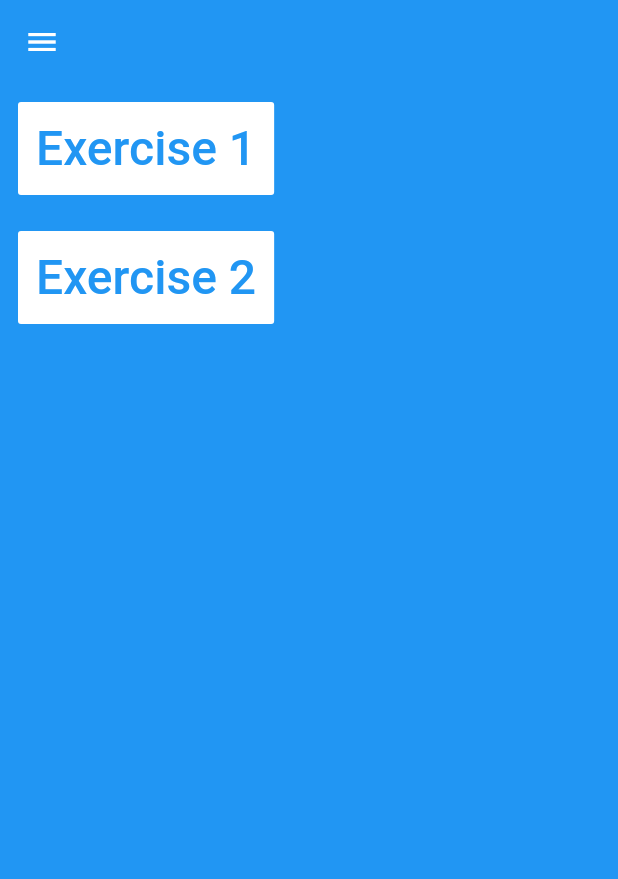
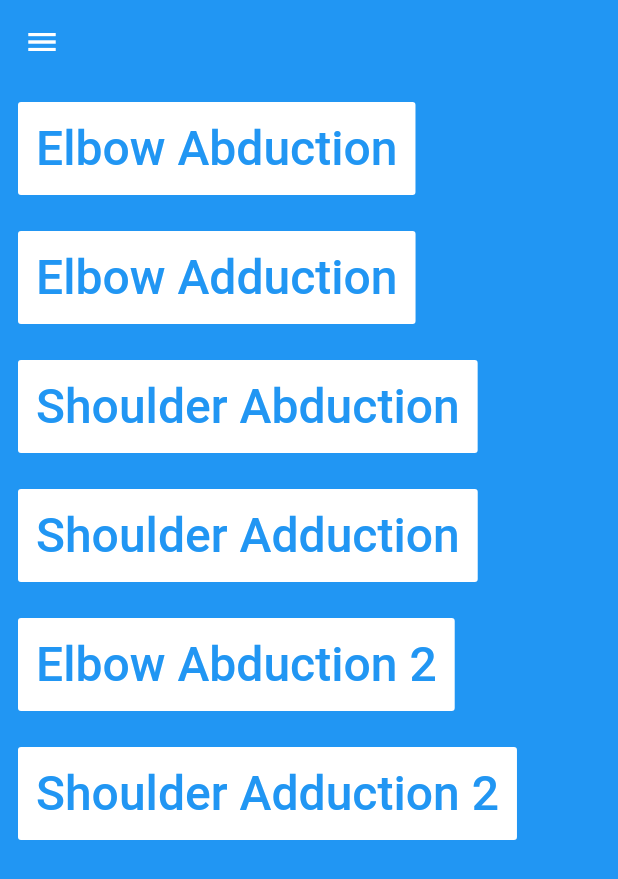
Before and after one commit to jamccauley/exoskeleton_app, a Flutter app: the screen it shows after launch, on a phone screen of 412 x 824 dp. Shown: the top 879 px of the screen. Run offline on Flutter 3.47's test engine with Material 2 defaults, Android fonts, the phone set to English and light mode, and no system bars.

Commit message:
added iterative creation of exercise buttons using for each, warning: uncommented code

```diff
--- a/lib/main.dart
+++ b/lib/main.dart
@@ -1,6 +1,9 @@
+import 'package:flutter/material.dart';
 
-
-import 'package:flutter/material.dart';
+//declarations
+String exercise;
+num listIndex;
+List<String> dbList = ["Elbow Abduction", "Elbow Adduction", "Shoulder Abduction", "Shoulder Adduction", "Elbow Abduction 2", "Shoulder Adduction 2"];
 
 void main() => runApp(MaterialApp(
   home: Homepage()
@@ -47,16 +50,18 @@ class HomeState extends State<Homepage> {
       body: SingleChildScrollView( //define the scrollview, may need to switch to a list view at some point to enable reloading of new exercises
         child: Column( //define the main column
           children: <Widget>[ //not sure why this widget is here, maybe to make all children of the scroll view interactive??
+            for(exercise in ExerciseGet.exerciseList)//using .all ...
               Padding( //padding for second row
-              padding: const EdgeInsets.all(12), //using .all ...
+                padding: const EdgeInsets.all(12),
                     child: Row( //second row
-                children: <Widget>[ //second (& third & fourth, ad nauseam) item will be exercise selection buttons, not sure if these are static or if we can update the list at will
+                      children: <Widget>[//second (& third & fourth, ad nauseam) item will be exercise selection buttons, not sure if these are static or if we can update the list at will
+
                         FlatButton( //using the flat button class, simple interactive text based buttons
                           textColor: Colors.blue,
                           color: Colors.white,
                           padding: EdgeInsets.all(12),
                           child: Text( //defining the text within the button
-                      "Exercise 1",
+                            exercise,
                           style: TextStyle(fontSize: 32),
                           ),
                         onPressed: () {}, //onpressed for the exercise selection
@@ -64,27 +69,14 @@ class HomeState extends State<Homepage> {
                     ],
                   )
                 ),
-            Padding( //padding for second row
-              padding: const EdgeInsets.all(12), //using .all ...
-                child: Row( //third row
-                  children: <Widget>[ //second (& third & fourth, ad nauseam) item will be exercise selection buttons, not sure if these are static or if we can update the list at will
-                    FlatButton( //using the flat button class, simple interactive text based buttons
-                      textColor: Colors.blue,
-                      color: Colors.white,
-                      padding: EdgeInsets.all(12),
-
-                      child: Text( //defining the text within the button
-                        "Exercise 2",
-                        style: TextStyle(fontSize: 32),
-                      ),
-                      onPressed: () {}, //onpressed for the exercise selection
-                    )
-                  ],
-                )
-            )
             ],
         )
       )
     );
   }
 }
+
+
+class ExerciseGet {
+  static List<String> exerciseList = dbList;
+}
```
Lines whose indentation alone changed are shown as unchanged.
